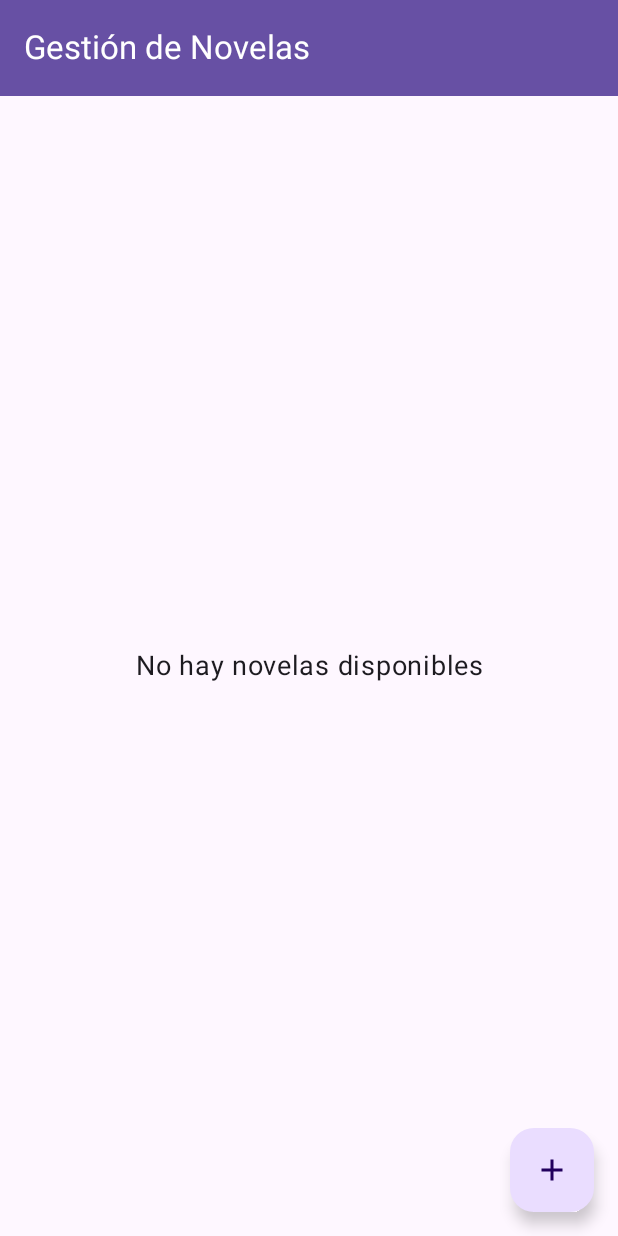
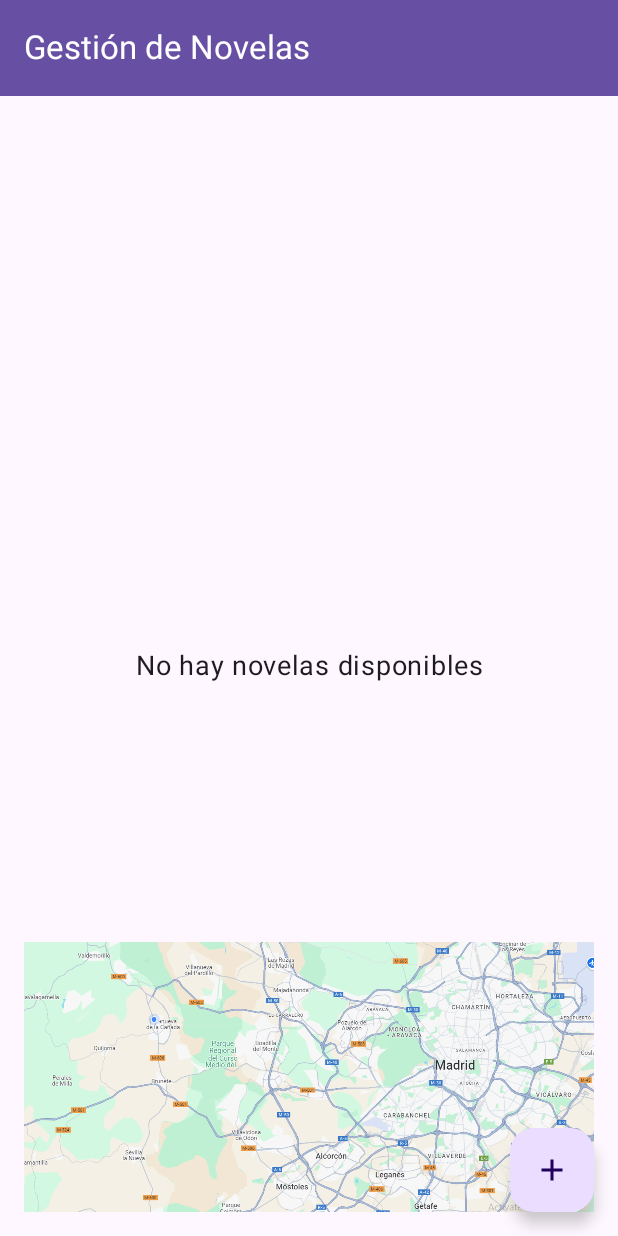
Before and after one commit to pablobarbosaojeda/Feedback2, an Android app built with Jetpack Compose: the screen it shows after launch (MainActivity), on a phone screen of 412 x 824 dp. Run offline under Robolectric (Android 15) with nearby library versions, the phone set to English and light mode, and no system bars; our stand-ins replace livedata-compose.

Commit message:
actualizacion a Feedback 6

```diff
--- a/app/src/main/java/com/example/feedback2/DatabaseHelper.kt
+++ b/app/src/main/java/com/example/feedback2/DatabaseHelper.kt
@@ -9,7 +9,7 @@ class DatabaseHelper(context: Context) : SQLiteOpenHelper(context, DATABASE_NAME
 
     companion object {
         const val DATABASE_NAME = "novelas.db"
-        const val DATABASE_VERSION = 2
+        const val DATABASE_VERSION = 3 // Incrementa la versión de la base de datos
 
         const val TABLE_NOVELAS = "novelas"
         const val COLUMN_ID = "id"
@@ -17,6 +17,7 @@ class DatabaseHelper(context: Context) : SQLiteOpenHelper(context, DATABASE_NAME
         const val COLUMN_AUTHOR = "author"
         const val COLUMN_DESCRIPTION = "description"
         const val COLUMN_FAVORITE = "esFavorita"
+        const val COLUMN_ADDRESS = "address" // Nuevo campo de dirección
 
         // Singleton para optimizar el acceso a la base de datos
         @Volatile
@@ -37,7 +38,8 @@ class DatabaseHelper(context: Context) : SQLiteOpenHelper(context, DATABASE_NAME
             $COLUMN_TITLE TEXT NOT NULL,
             $COLUMN_AUTHOR TEXT,
             $COLUMN_DESCRIPTION TEXT,
-            $COLUMN_FAVORITE INTEGER DEFAULT 0
+            $COLUMN_FAVORITE INTEGER DEFAULT 0,
+            $COLUMN_ADDRESS TEXT
         )
     """
 
@@ -49,5 +51,8 @@ class DatabaseHelper(context: Context) : SQLiteOpenHelper(context, DATABASE_NAME
         if (oldVersion < 2) {
             db.execSQL("ALTER TABLE $TABLE_NOVELAS ADD COLUMN $COLUMN_FAVORITE INTEGER DEFAULT 0")
         }
+        if (oldVersion < 3) {
+            db.execSQL("ALTER TABLE $TABLE_NOVELAS ADD COLUMN $COLUMN_ADDRESS TEXT") // Añadir la columna dirección
+        }
     }
 }
--- a/app/src/main/java/com/example/feedback2/FragmentDetallesNovela.kt
+++ b/app/src/main/java/com/example/feedback2/FragmentDetallesNovela.kt
@@ -15,11 +15,13 @@ class FragmentDetallesNovela : Fragment() {
         val tituloTextView = view.findViewById<TextView>(R.id.tituloTextView)
         val autorTextView = view.findViewById<TextView>(R.id.autorTextView)
         val sinopsisTextView = view.findViewById<TextView>(R.id.sinopsisTextView)
+        val direccionTextView = view.findViewById<TextView>(R.id.direccionTextView) // Nuevo TextView para dirección
 
         arguments?.getParcelable<Novela>("novela")?.let { novela ->
             tituloTextView.text = novela.titulo
             autorTextView.text = novela.autor
             sinopsisTextView.text = novela.sinopsis
+            direccionTextView.text = novela.direccion // Mostrar la dirección
         }
 
         return view
--- a/app/src/main/java/com/example/feedback2/models/Novela.kt
+++ b/app/src/main/java/com/example/feedback2/Novela.kt
@@ -9,6 +9,7 @@ data class Novela(
     val autor: String,
     val anioPublicacion: Int,
     val sinopsis: String,
+    val direccion: String, // Nuevo campo
     var esFavorita: Boolean = false,
     val resenas: MutableList<String> = mutableListOf()
 ) : Parcelable
--- a/app/src/main/java/com/example/feedback2/PantallaPrincipal.kt
+++ b/app/src/main/java/com/example/feedback2/PantallaPrincipal.kt
@@ -1,5 +1,6 @@
 package com.example.feedback2
 
+import androidx.compose.foundation.Image
 import androidx.compose.foundation.clickable
 import androidx.compose.foundation.layout.Arrangement
 import androidx.compose.foundation.layout.Box
@@ -25,14 +26,14 @@ import androidx.compose.runtime.Composable
 import androidx.compose.ui.Alignment
 import androidx.compose.ui.Modifier
 import androidx.compose.ui.graphics.Color
+import androidx.compose.ui.res.painterResource
 import androidx.compose.ui.text.style.TextAlign
 import androidx.compose.ui.unit.dp
 import androidx.compose.ui.unit.sp
-
 @Composable
 fun PantallaPrincipal(
     novelas: List<Novela> = listOf(
-        Novela("Novela de Ejemplo", "Autor Ejemplo", 2022, "Sinopsis"),
+        Novela("Novela de Ejemplo", "Autor Ejemplo", 2022, "Guanarteme", "Sinopsis"),
     ),
     onAgregarClick: () -> Unit,
     onEliminarClick: (Novela) -> Unit,
@@ -96,6 +97,16 @@ fun PantallaPrincipal(
                     }
                 }
             }
+
+            // Añadir la foto del mapa al final de la pantalla
+            Image(
+                painter = painterResource(id = R.drawable.mapa), // Reemplaza "mapa" con tu recurso real
+                contentDescription = "Mapa",
+                modifier = Modifier
+                    .align(Alignment.BottomCenter)
+                    .fillMaxWidth()
+                    .padding(16.dp)
+            )
         }
     }
 }
--- a/app/src/main/java/com/example/feedback2/PantallaResenas.kt
+++ b/app/src/main/java/com/example/feedback2/PantallaResenas.kt
@@ -68,8 +68,8 @@ fun PreviewPantallaResenas() {
     // Ejemplo de novelas para la vista previa
     PantallaResenas(
         novelas = listOf(
-            Novela("Novela 1", "Autor 1", 2022, "Sinopsis 1"),
-            Novela("Novela 2", "Autor 2", 2021, "Sinopsis 2")
+            Novela("Novela 1", "Autor 1", 2022,"Guanarteme", "Sinopsis 1"),
+            Novela("Novela 2", "Autor 2", 2021, "Mesas", "Sinopsis 2")
         ),
         onSeleccionarNovela = {}
     )
--- a/gradle/libs.versions.toml
+++ b/gradle/libs.versions.toml
@@ -1,5 +1,5 @@
 [versions]
-agp = "8.7.2"
+agp = "8.7.3"
 kotlin = "1.9.0"
 coreKtx = "1.13.1"
 junit = "4.13.2"
```
Also changed, not shown: app/src/main/java/com/example/feedback2/AgregarNovela.kt (+27 -9 lines), app/src/main/java/com/example/feedback2/MainActivity.kt (+0 -26 lines), app/src/main/res/layout/item_novela.xml (+8 -0 lines), app/src/main/res/drawable/mapa.png (added), gradle/wrapper/gradle-wrapper.properties.
